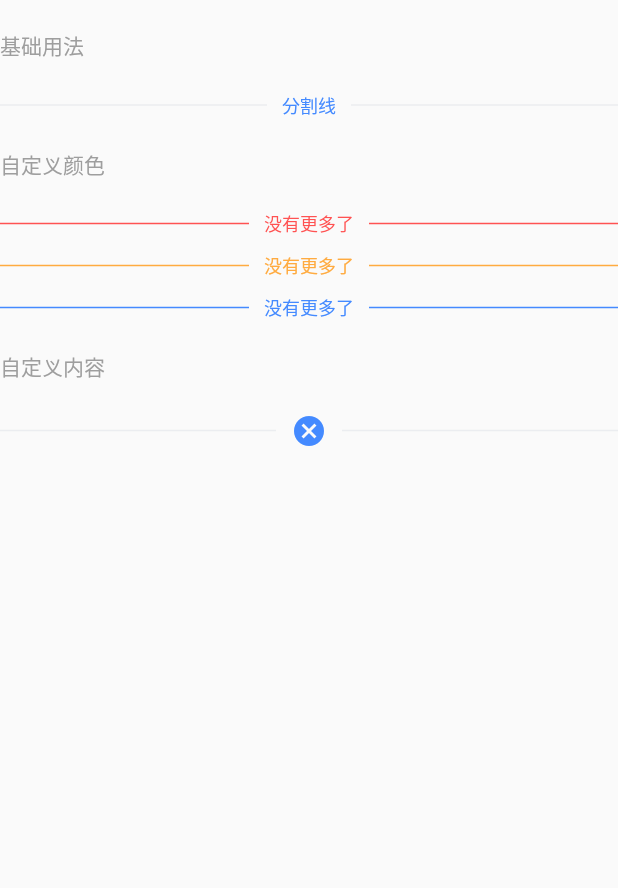
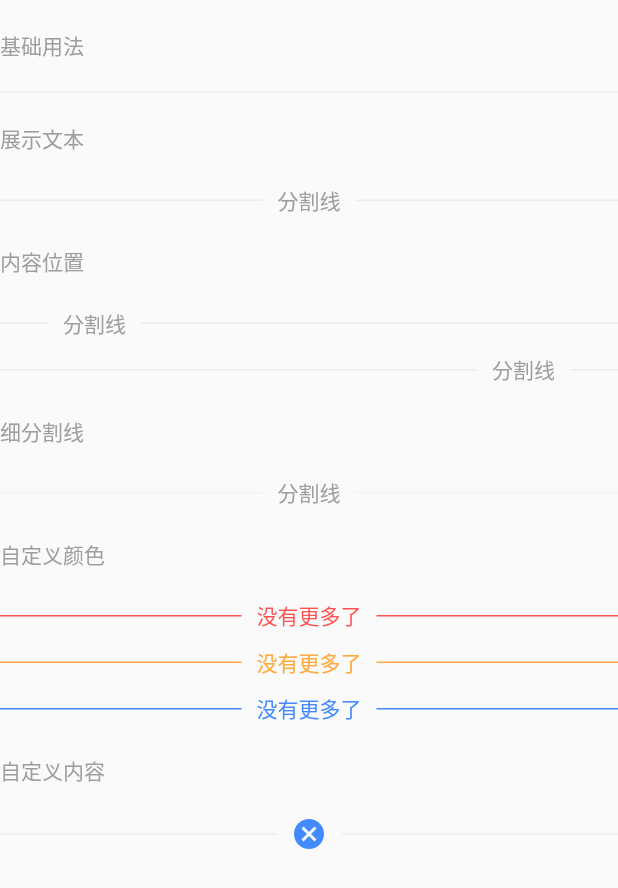
Before and after one commit to benjaken/flutter_vant_kit, a Flutter app: what demoDivider() shows on an empty page, opened directly, on a phone screen of 412 x 824 dp. Shown: the top 888 px of the screen. Run offline on Flutter 3.47's test engine with Material 2 defaults, Android fonts, the phone set to English and light mode, and no system bars; our stand-ins replace fluttertoast; missing offline and left inert: decorated_flutter, multi_image_picker.

Commit message:
feat(divider): 增加细分割线和文本内容选项

```diff
--- a/lib/routes/demoDivider.dart
+++ b/lib/routes/demoDivider.dart
@@ -28,8 +28,25 @@ class _demoDivider extends State<demoDivider> {
         crossAxisAlignment: CrossAxisAlignment.start,
         children: <Widget>[
           Title("基础用法"),
+          NDivider(),
+          Title("展示文本"),
           NDivider(
             content: "分割线",
+          ),
+          Title("内容位置"),
+          NDivider(
+            content: "分割线",
+            contentPosition: 'left',
+          ),
+          SizedBox(height: 10),
+          NDivider(
+            content: "分割线",
+            contentPosition: 'right',
+          ),
+          Title("细分割线"),
+          NDivider(
+            content: "分割线",
+            hairline: true,
           ),
           Title("自定义颜色"),
           NDivider(
--- a/lib/widgets/divider.dart
+++ b/lib/widgets/divider.dart
@@ -9,18 +9,19 @@ class NDivider extends StatefulWidget {
   final double fontSize;
   // 分割线颜色
   Color lineColor;
-  // 背景颜色
-  final Color backgroundColor;
+  final bool hairline;
+  final String contentPosition;
   // 自定义分隔符内容
   final Widget child;
 
   NDivider({
     Key key,
     this.content,
-    this.fontColor: Colors.blueAccent,
-    this.fontSize: 12,
+    this.fontColor: Colors.grey,
+    this.fontSize: 14,
     this.lineColor,
-    this.backgroundColor: Colors.white,
+    this.hairline: false,
+    this.contentPosition: 'center',
     this.child
   }) : super(key: key);
 
@@ -57,9 +58,13 @@ class _NDivider extends State<NDivider> {
       child: Row(
         mainAxisSize: MainAxisSize.min,
         children: <Widget>[
-          Expanded(
+          widget.contentPosition == 'left' ? Container(
+            height: widget.hairline ? .5 : 1,
+            width: 32,
+            color: widget.lineColor,
+          ) : Expanded(
             child: Container(
-              height: 1,
+              height: widget.hairline ? .5 : 1,
               color: widget.lineColor,
             ),
           ),
@@ -70,17 +75,16 @@ class _NDivider extends State<NDivider> {
               style: TextStyle(fontSize: widget.fontSize, color: widget.fontColor)
             ),
           ) : Container(),
-          Expanded(
+          widget.contentPosition == 'right' ? Container(
+            height: widget.hairline ? .5 : 1,
+            width: 32,
+            color: widget.lineColor,
+          ) : Expanded(
             child: Container(
-              height: 1,
+              height: widget.hairline ? .5 : 1,
               color: widget.lineColor,
             ),
           ),
-          // Positioned(
-          //   top: textTop,
-          //   left: textLeft,
-          //   child:
-          // ),
         ],
       ),
     );
```
